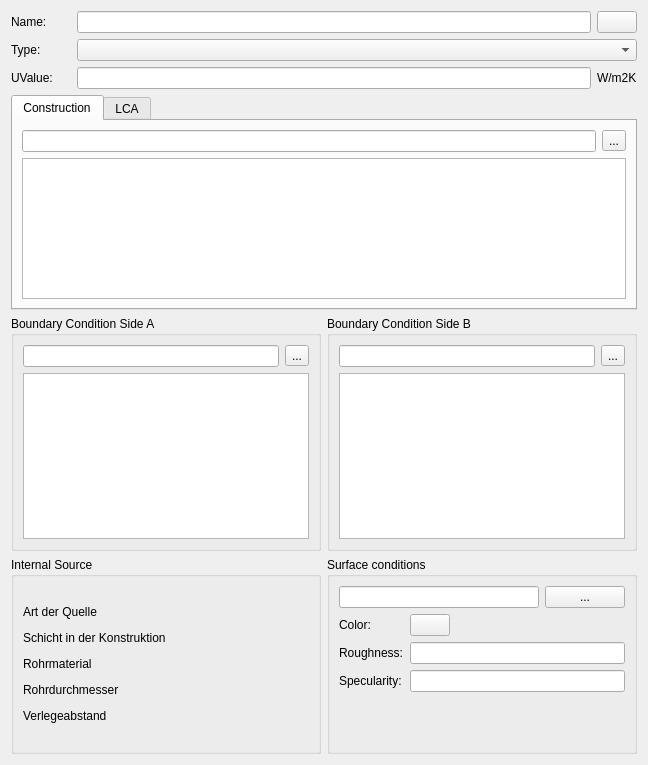
The window that SIM-VICUS/src/SVDBComponentEditWidget.ui (ghorwin/SIM-VICUS) describes before a commit, drawn with Qt 5.
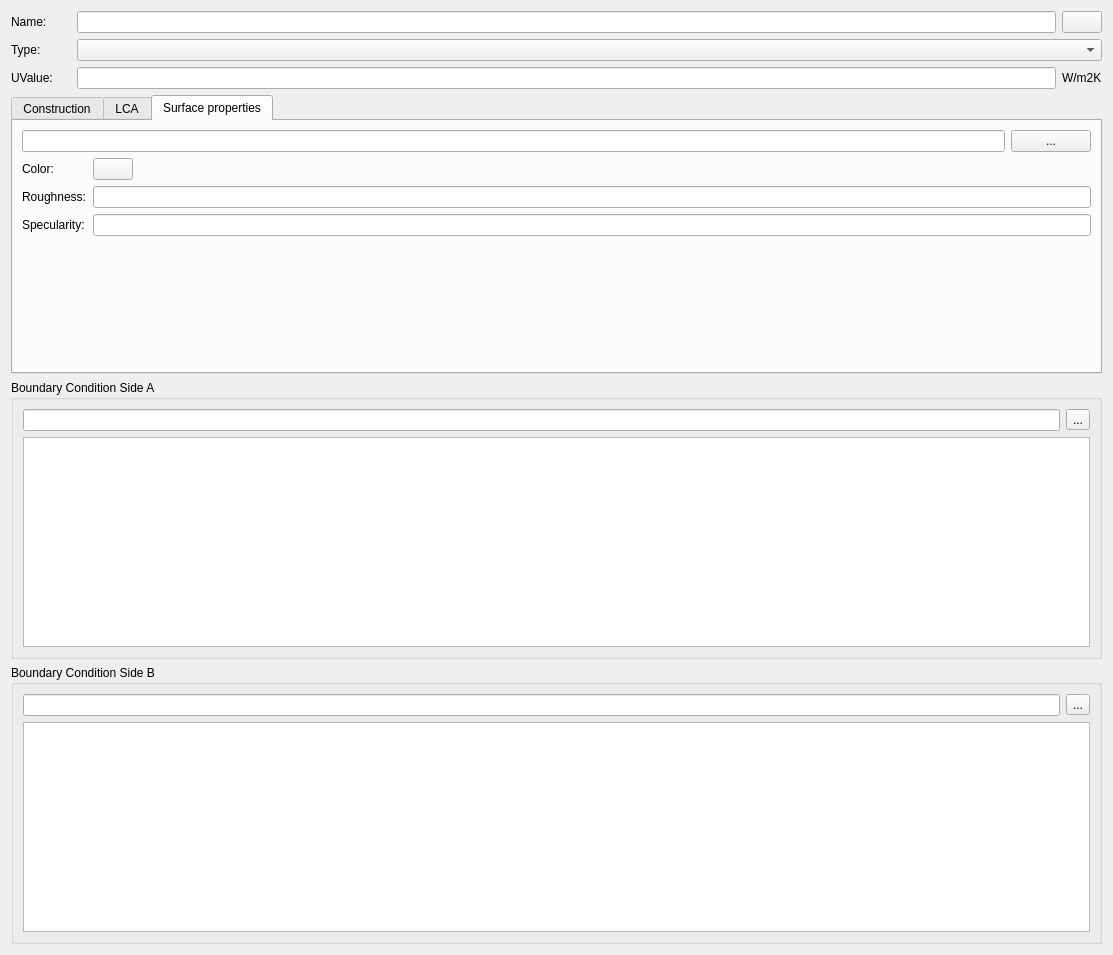
The same window after the commit. Custom widgets are drawn as their Qt base class.

Commit message: Several fixes in component DB edit dialog. Added html description of BC conditions.

The edit to the form file:
```diff
--- a/SIM-VICUS/src/SVDBComponentEditWidget.ui
+++ b/SIM-VICUS/src/SVDBComponentEditWidget.ui
@@ -6,15 +6,15 @@
    <rect>
     <x>0</x>
     <y>0</y>
-    <width>648</width>
-    <height>765</height>
+    <width>1113</width>
+    <height>955</height>
    </rect>
   </property>
   <property name="windowTitle">
    <string>Form</string>
   </property>
-  <layout class="QGridLayout" name="gridLayoutMaster">
-   <item row="0" column="0">
+  <layout class="QVBoxLayout" name="masterLayout">
+   <item>
     <layout class="QGridLayout" name="gridLayout_4">
      <item row="0" column="0">
       <widget class="QLabel" name="labelDisplayName">
@@ -85,10 +85,10 @@
      </item>
     </layout>
    </item>
-   <item row="1" column="0">
+   <item>
     <widget class="QTabWidget" name="tabWidget">
      <property name="currentIndex">
-      <number>0</number>
+      <number>2</number>
      </property>
      <widget class="QWidget" name="tabConstructionType">
       <attribute name="title">
@@ -123,75 +123,10 @@
        <string>LCA</string>
       </attribute>
      </widget>
-    </widget>
-   </item>
-   <item row="2" column="0">
-    <layout class="QGridLayout" name="gridLayout_5">
-     <item row="0" column="0">
-      <widget class="QGroupBox" name="groupBox_2">
-       <property name="title">
-        <string>Boundary Condition Side A</string>
-       </property>
-       <layout class="QGridLayout" name="gridLayout_2">
-        <item row="0" column="0">
-         <widget class="QLineEdit" name="lineEditBoundaryConditionSideAName"/>
-        </item>
-        <item row="0" column="1">
-         <widget class="QToolButton" name="toolButtonSelectBoundaryConditionSideAName">
-          <property name="text">
-           <string>...</string>
-          </property>
-         </widget>
-        </item>
-        <item row="1" column="0" colspan="2">
-         <widget class="QTextBrowser" name="textBrowserBCSideA"/>
-        </item>
-       </layout>
-      </widget>
-     </item>
-     <item row="0" column="1">
-      <widget class="QGroupBox" name="groupBox_3">
-       <property name="title">
-        <string>Boundary Condition Side B</string>
-       </property>
-       <layout class="QGridLayout" name="gridLayout_3">
-        <item row="0" column="0">
-         <widget class="QLineEdit" name="lineEditBoundaryConditionSideBName"/>
-        </item>
-        <item row="0" column="1">
-         <widget class="QToolButton" name="toolButtonSelectBoundaryConditionSideBName">
-          <property name="text">
-           <string>...</string>
-          </property>
-         </widget>
-        </item>
-        <item row="1" column="0" colspan="2">
-         <widget class="QTextBrowser" name="textBrowserBCSideB"/>
-        </item>
-       </layout>
-      </widget>
-     </item>
-     <item row="1" column="0">
-      <widget class="QGroupBox" name="groupBox_5">
-       <property name="title">
-        <string>Internal Source</string>
-       </property>
-       <layout class="QGridLayout" name="gridLayout_6">
-        <item row="0" column="0">
-         <widget class="QLabel" name="label_2">
-          <property name="text">
-           <string>&lt;html&gt;&lt;head/&gt;&lt;body&gt;&lt;p&gt;Art der Quelle&lt;/p&gt;&lt;p&gt;Schicht in der Konstruktion &lt;/p&gt;&lt;p&gt;Rohrmaterial&lt;/p&gt;&lt;p&gt;Rohrdurchmesser&lt;/p&gt;&lt;p&gt;Verlegeabstand&lt;/p&gt;&lt;/body&gt;&lt;/html&gt;</string>
-          </property>
-         </widget>
-        </item>
-       </layout>
-      </widget>
-     </item>
-     <item row="1" column="1">
-      <widget class="QGroupBox" name="groupBox_6">
-       <property name="title">
-        <string>Surface conditions</string>
-       </property>
+     <widget class="QWidget" name="tabSurface">
+      <attribute name="title">
+       <string>Surface properties</string>
+      </attribute>
        <layout class="QVBoxLayout" name="verticalLayout">
         <item>
          <layout class="QHBoxLayout" name="horizontalLayout_4">
@@ -256,15 +191,58 @@
           <property name="sizeHint" stdset="0">
            <size>
             <width>20</width>
-            <height>76</height>
+           <height>40</height>
            </size>
           </property>
          </spacer>
         </item>
        </layout>
       </widget>
-     </item>
-    </layout>
+    </widget>
+   </item>
+   <item>
+    <widget class="QGroupBox" name="groupBox_2">
+     <property name="title">
+      <string>Boundary Condition Side A</string>
+     </property>
+     <layout class="QGridLayout" name="gridLayout_2">
+      <item row="0" column="0">
+       <widget class="QLineEdit" name="lineEditBoundaryConditionSideAName"/>
+      </item>
+      <item row="0" column="1">
+       <widget class="QToolButton" name="toolButtonSelectBoundaryConditionSideAName">
+        <property name="text">
+         <string>...</string>
+        </property>
+       </widget>
+      </item>
+      <item row="1" column="0" colspan="2">
+       <widget class="QTextBrowser" name="textBrowserBCSideA"/>
+      </item>
+     </layout>
+    </widget>
+   </item>
+   <item>
+    <widget class="QGroupBox" name="groupBox_3">
+     <property name="title">
+      <string>Boundary Condition Side B</string>
+     </property>
+     <layout class="QGridLayout" name="gridLayout_3">
+      <item row="0" column="0">
+       <widget class="QLineEdit" name="lineEditBoundaryConditionSideBName"/>
+      </item>
+      <item row="0" column="1">
+       <widget class="QToolButton" name="toolButtonSelectBoundaryConditionSideBName">
+        <property name="text">
+         <string>...</string>
+        </property>
+       </widget>
+      </item>
+      <item row="1" column="0" colspan="2">
+       <widget class="QTextBrowser" name="textBrowserBCSideB"/>
+      </item>
+     </layout>
+    </widget>
    </item>
   </layout>
  </widget>
```
Left out of the diff: 2 changed lines with no effect on the pictures. Lines whose indentation alone changed are shown as unchanged. The commit also changes 5 other files.
